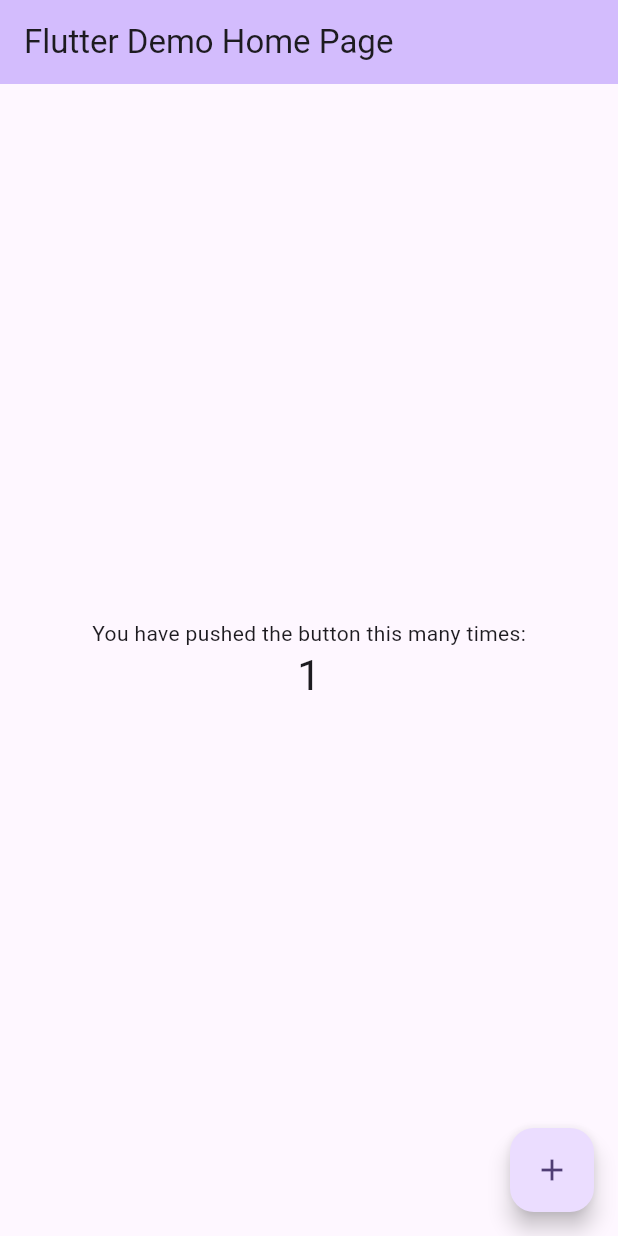
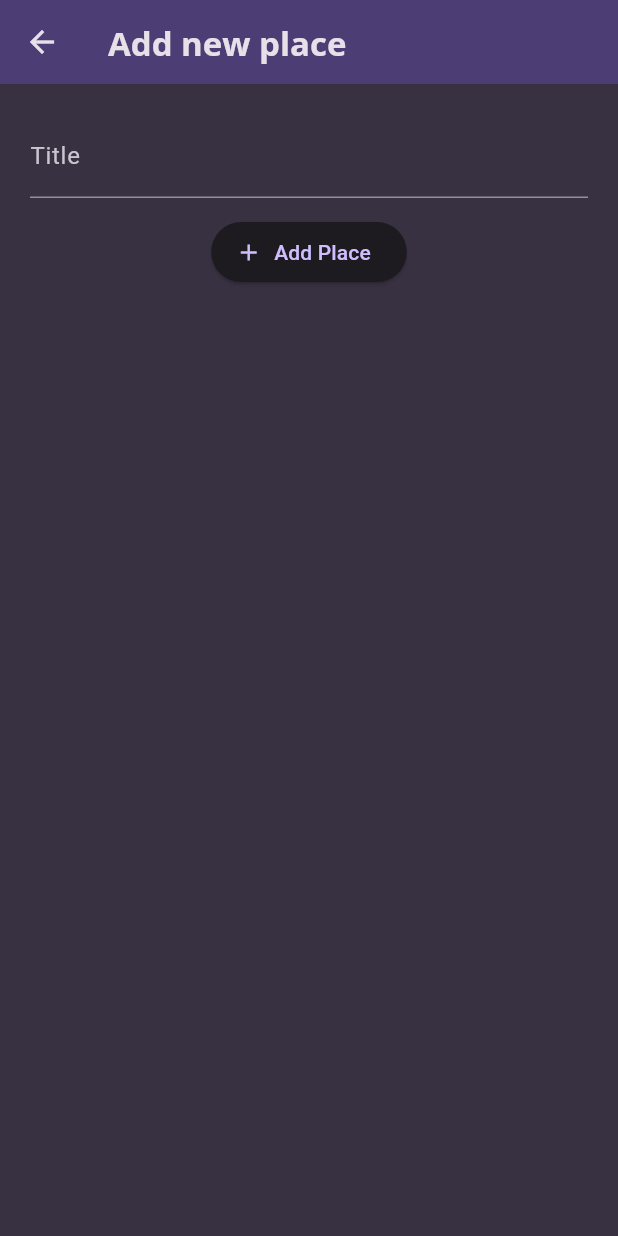
Before and after one commit to hugocica/flutter_favorite_places_app, a Flutter app: the screen it shows after launch, after a tap on the "add" icon, on a phone screen of 412 x 824 dp. Run offline on Flutter 3.47's test engine with Material 3 defaults, Android fonts, the phone set to English and light mode, and no system bars; our stand-ins replace flutter_riverpod, google_fonts.

Commit message:
[challenge] - setting up places screen with places list, new place screen and integration with riverpod

```diff
--- /dev/null
+++ b/lib/app/app.dart
@@ -0,0 +1,41 @@
+import 'package:favorite_places_app/app/screens/places.dart';
+import 'package:flutter/material.dart';
+import 'package:google_fonts/google_fonts.dart';
+
+final colorScheme = ColorScheme.fromSeed(
+  brightness: Brightness.dark,
+  seedColor: const Color.fromARGB(255, 102, 6, 247),
+  surface: const Color.fromARGB(255, 56, 49, 66),
+);
+
+final theme = ThemeData().copyWith(
+  scaffoldBackgroundColor: colorScheme.surface,
+  colorScheme: colorScheme,
+  appBarTheme: AppBarTheme(
+    backgroundColor: colorScheme.primaryContainer,
+  ),
+  textTheme: GoogleFonts.ubuntuCondensedTextTheme().copyWith(
+    titleSmall: GoogleFonts.openSans(
+      fontWeight: FontWeight.bold,
+    ),
+    titleMedium: GoogleFonts.openSans(
+      fontWeight: FontWeight.bold,
+    ),
+    titleLarge: GoogleFonts.openSans(
+      fontWeight: FontWeight.bold,
+    ),
+  ),
+);
+
+class MyApp extends StatelessWidget {
+  const MyApp({super.key});
+
+  @override
+  Widget build(BuildContext context) {
+    return MaterialApp(
+      title: 'Great Places',
+      theme: theme,
+      home: const PlacesScreen(),
+    );
+  }
+}
--- /dev/null
+++ b/lib/app/cubits/places_states.dart
@@ -0,0 +1,15 @@
+import 'package:favorite_places_app/app/models/place.dart';
+
+abstract class PlacesState {}
+
+class InitialPlacesState extends PlacesState {}
+
+class LoadingPlacesState extends PlacesState {}
+
+class LoadedPlacesState extends PlacesState {
+  final List<Place> places;
+
+  LoadedPlacesState(this.places);
+}
+
+class ErrorPlacesState extends PlacesState {}
--- /dev/null
+++ b/lib/app/models/place.dart
@@ -0,0 +1,10 @@
+import 'package:uuid/uuid.dart';
+
+const uuid = Uuid();
+
+class Place {
+  Place({required this.title}) : id = uuid.v4();
+
+  final String id;
+  final String title;
+}
--- /dev/null
+++ b/lib/app/providers/places_provider.dart
@@ -0,0 +1,19 @@
+import 'package:favorite_places_app/app/models/place.dart';
+import 'package:flutter_riverpod/flutter_riverpod.dart';
+
+const List<Place> kInitialPlaces = [];
+
+class PlacesNotifier extends StateNotifier<List<Place>> {
+  PlacesNotifier() : super(kInitialPlaces);
+
+  void addNewPlace(Place place) {
+    state = [...state, place];
+  }
+
+  void removePlace(String title) {
+    state = state.where((place) => place.title != title).toList();
+  }
+}
+
+final placesProvider = StateNotifierProvider<PlacesNotifier, List<Place>>(
+    (ref) => PlacesNotifier());
--- /dev/null
+++ b/lib/app/screens/new_place.dart
@@ -0,0 +1,78 @@
+import 'package:favorite_places_app/app/models/place.dart';
+import 'package:favorite_places_app/app/providers/places_provider.dart';
+import 'package:flutter/material.dart';
+import 'package:flutter_riverpod/flutter_riverpod.dart';
+
+class NewPlaceScreen extends ConsumerStatefulWidget {
+  const NewPlaceScreen({super.key});
+
+  @override
+  ConsumerState<ConsumerStatefulWidget> createState() {
+    return _NewPlaceState();
+  }
+}
+
+class _NewPlaceState extends ConsumerState<NewPlaceScreen> {
+  final _formKey = GlobalKey<FormState>();
+  String _title = '';
+
+  void _saveItem() {
+    if (_formKey.currentState!.validate()) {
+      _formKey.currentState!.save();
+
+      final placeProvider = ref.read(placesProvider.notifier);
+
+      placeProvider.addNewPlace(Place(title: _title));
+
+      Navigator.of(context).pop();
+    }
+  }
+
+  @override
+  Widget build(BuildContext context) {
+    return Scaffold(
+      appBar: AppBar(
+        title: const Text('Add new place'),
+      ),
+      body: SingleChildScrollView(
+        padding: const EdgeInsets.all(20.0),
+        child: Form(
+          key: _formKey,
+          child: Column(
+            children: [
+              TextFormField(
+                decoration: const InputDecoration(
+                  label: Text('Title'),
+                ),
+                style: TextStyle(
+                  color: Theme.of(context).colorScheme.onSurface,
+                ),
+                validator: (value) {
+                  if (value == null ||
+                      value.isEmpty ||
+                      value.trim().length <= 1 ||
+                      value.trim().length > 50) {
+                    return 'Must be between 1 and 50 characters.';
+                  }
+
+                  return null;
+                },
+                onSaved: (value) {
+                  _title = value!;
+                },
+              ),
+              const SizedBox(
+                height: 12,
+              ),
+              ElevatedButton.icon(
+                onPressed: _saveItem,
+                label: const Text('Add Place'),
+                icon: const Icon(Icons.add),
+              ),
+            ],
+          ),
+        ),
+      ),
+    );
+  }
+}
--- /dev/null
+++ b/lib/app/screens/place_details.dart
@@ -0,0 +1,17 @@
+import 'package:favorite_places_app/app/models/place.dart';
+import 'package:flutter/material.dart';
+
+class PlaceDetailsScreen extends StatelessWidget {
+  const PlaceDetailsScreen({super.key, required this.place});
+
+  final Place place;
+
+  @override
+  Widget build(BuildContext context) {
+    return Scaffold(
+      appBar: AppBar(
+        title: Text(place.title),
+      ),
+    );
+  }
+}
--- /dev/null
+++ b/lib/app/screens/places.dart
@@ -0,0 +1,38 @@
+import 'package:favorite_places_app/app/models/place.dart';
+import 'package:favorite_places_app/app/providers/places_provider.dart';
+import 'package:favorite_places_app/app/screens/new_place.dart';
+import 'package:favorite_places_app/app/widgets/places_list.dart';
+import 'package:flutter/material.dart';
+import 'package:flutter_riverpod/flutter_riverpod.dart';
+
+class PlacesScreen extends ConsumerWidget {
+  const PlacesScreen({super.key});
+
+  @override
+  Widget build(context, ref) {
+    List<Place> placesList = ref.watch(placesProvider);
+
+    return Scaffold(
+      appBar: AppBar(
+        title: const Text('Your places'),
+        actions: [
+          IconButton(
+            onPressed: () {
+              Navigator.of(context).push(
+                MaterialPageRoute(
+                  builder: (ctx) {
+                    return const NewPlaceScreen();
+                  },
+                ),
+              );
+            },
+            icon: const Icon(Icons.add),
+          ),
+        ],
+      ),
+      body: PlacesList(
+        places: placesList,
+      ),
+    );
+  }
+}
--- /dev/null
+++ b/lib/app/widgets/places_list.dart
@@ -0,0 +1,30 @@
+import 'package:favorite_places_app/app/models/place.dart';
+import 'package:favorite_places_app/app/widgets/places_list_item.dart';
+import 'package:flutter/material.dart';
+
+class PlacesList extends StatelessWidget {
+  const PlacesList({super.key, required this.places});
+
+  final List<Place> places;
+
+  @override
+  Widget build(BuildContext context) {
+    if (places.isEmpty) {
+      return Center(
+        child: Text(
+          'No places added yet',
+          style: Theme.of(context).textTheme.bodyLarge!.copyWith(
+                color: Theme.of(context).colorScheme.onSurface,
+              ),
+        ),
+      );
+    }
+
+    return ListView.builder(
+      itemCount: places.length,
+      itemBuilder: (ctx, index) => PlacesListItem(
+        place: places[index],
+      ),
+    );
+  }
+}
--- /dev/null
+++ b/lib/app/widgets/places_list_item.dart
@@ -0,0 +1,36 @@
+import 'package:favorite_places_app/app/models/place.dart';
+import 'package:flutter/material.dart';
+
+import '../screens/place_details.dart';
+
+class PlacesListItem extends StatelessWidget {
+  const PlacesListItem({super.key, required this.place});
+
+  final Place place;
+
+  @override
+  Widget build(BuildContext context) {
+    return InkWell(
+      onTap: () {
+        Navigator.of(context).push(
+          MaterialPageRoute(
+            builder: (ctx) => PlaceDetailsScreen(
+              place: place,
+            ),
+          ),
+        );
+      },
+      child: Padding(
+        padding: const EdgeInsets.symmetric(horizontal: 0),
+        child: ListTile(
+          title: Text(
+            place.title,
+            style: Theme.of(context).textTheme.bodyLarge!.copyWith(
+                  color: Theme.of(context).colorScheme.onSurface,
+                ),
+          ),
+        ),
+      ),
+    );
+  }
+}
--- a/lib/main.dart
+++ b/lib/main.dart
@@ -1,125 +1,11 @@
+import 'package:favorite_places_app/app/app.dart';
 import 'package:flutter/material.dart';
+import 'package:flutter_riverpod/flutter_riverpod.dart';
 
 void main() {
-  runApp(const MyApp());
+  runApp(
+    const ProviderScope(
+      child: MyApp(),
+    ),
+  );
 }
-
-class MyApp extends StatelessWidget {
-  const MyApp({super.key});
-
-  // This widget is the root of your application.
-  @override
-  Widget build(BuildContext context) {
-    return MaterialApp(
-      title: 'Flutter Demo',
-      theme: ThemeData(
-        // This is the theme of your application.
-        //
-        // TRY THIS: Try running your application with "flutter run". You'll see
-        // the application has a purple toolbar. Then, without quitting the app,
-        // try changing the seedColor in the colorScheme below to Colors.green
-        // and then invoke "hot reload" (save your changes or press the "hot
-        // reload" button in a Flutter-supported IDE, or press "r" if you used
-        // the command line to start the app).
-        //
-        // Notice that the counter didn't reset back to zero; the application
-        // state is not lost during the reload. To reset the state, use hot
-        // restart instead.
-        //
-        // This works for code too, not just values: Most code changes can be
-        // tested with just a hot reload.
-        colorScheme: ColorScheme.fromSeed(seedColor: Colors.deepPurple),
-        useMaterial3: true,
-      ),
-      home: const MyHomePage(title: 'Flutter Demo Home Page'),
-    );
-  }
-}
-
-class MyHomePage extends StatefulWidget {
-  const MyHomePage({super.key, required this.title});
-
-  // This widget is the home page of your application. It is stateful, meaning
-  // that it has a State object (defined below) that contains fields that affect
-  // how it looks.
-
-  // This class is the configuration for the state. It holds the values (in this
-  // case the title) provided by the parent (in this case the App widget) and
-  // used by the build method of the State. Fields in a Widget subclass are
-  // always marked "final".
-
-  final String title;
-
-  @override
-  State<MyHomePage> createState() => _MyHomePageState();
-}
-
-class _MyHomePageState extends State<MyHomePage> {
-  int _counter = 0;
-
-  void _incrementCounter() {
-    setState(() {
-      // This call to setState tells the Flutter framework that something has
-      // changed in this State, which causes it to rerun the build method below
-      // so that the display can reflect the updated values. If we changed
-      // _counter without calling setState(), then the build method would not be
-      // called again, and so nothing would appear to happen.
-      _counter++;
-    });
-  }
-
-  @override
-  Widget build(BuildContext context) {
-    // This method is rerun every time setState is called, for instance as done
-    // by the _incrementCounter method above.
-    //
-    // The Flutter framework has been optimized to make rerunning build methods
-    // fast, so that you can just rebuild anything that needs updating rather
-    // than having to individually change instances of widgets.
-    return Scaffold(
-      appBar: AppBar(
-        // TRY THIS: Try changing the color here to a specific color (to
-        // Colors.amber, perhaps?) and trigger a hot reload to see the AppBar
-        // change color while the other colors stay the same.
-        backgroundColor: Theme.of(context).colorScheme.inversePrimary,
-        // Here we take the value from the MyHomePage object that was created by
-        // the App.build method, and use it to set our appbar title.
-        title: Text(widget.title),
-      ),
-      body: Center(
-        // Center is a layout widget. It takes a single child and positions it
-        // in the middle of the parent.
-        child: Column(
-          // Column is also a layout widget. It takes a list of children and
-          // arranges them vertically. By default, it sizes itself to fit its
-          // children horizontally, and tries to be as tall as its parent.
-          //
-          // Column has various properties to control how it sizes itself and
-          // how it positions its children. Here we use mainAxisAlignment to
-          // center the children vertically; the main axis here is the vertical
-          // axis because Columns are vertical (the cross axis would be
-          // horizontal).
-          //
-          // TRY THIS: Invoke "debug painting" (choose the "Toggle Debug Paint"
-          // action in the IDE, or press "p" in the console), to see the
-          // wireframe for each widget.
-          mainAxisAlignment: MainAxisAlignment.center,
-          children: <Widget>[
-            const Text(
-              'You have pushed the button this many times:',
-            ),
-            Text(
-              '$_counter',
-              style: Theme.of(context).textTheme.headlineMedium,
-            ),
-          ],
-        ),
-      ),
-      floatingActionButton: FloatingActionButton(
-        onPressed: _incrementCounter,
-        tooltip: 'Increment',
-        child: const Icon(Icons.add),
-      ), // This trailing comma makes auto-formatting nicer for build methods.
-    );
-  }
-}
--- a/pubspec.yaml
+++ b/pubspec.yaml
@@ -35,6 +35,10 @@ dependencies:
   # The following adds the Cupertino Icons font to your application.
   # Use with the CupertinoIcons class for iOS style icons.
   cupertino_icons: ^1.0.6
+  google_fonts: ^6.2.1
+  flutter_riverpod: ^2.5.1
+  flutter_bloc: ^8.1.6
+  uuid: ^4.4.2
 
 dev_dependencies:
   flutter_test:
```
Also changed, not shown: lib/app/cubits/places_cubit.dart (added), pubspec.lock, 1 other file.
